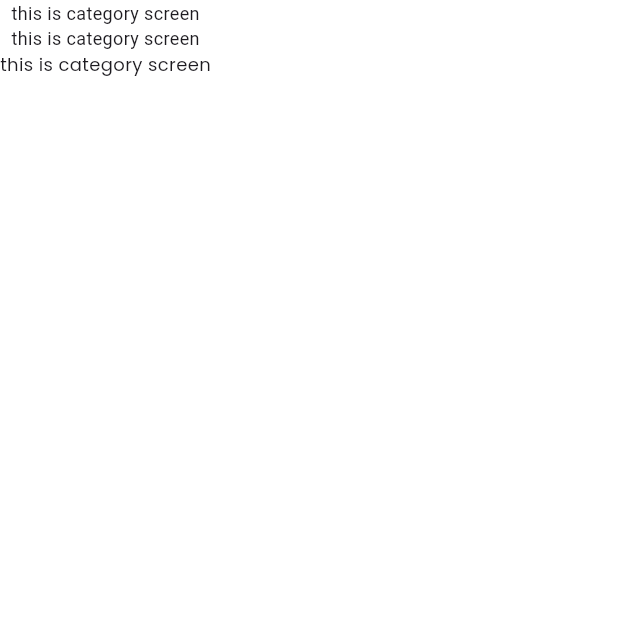
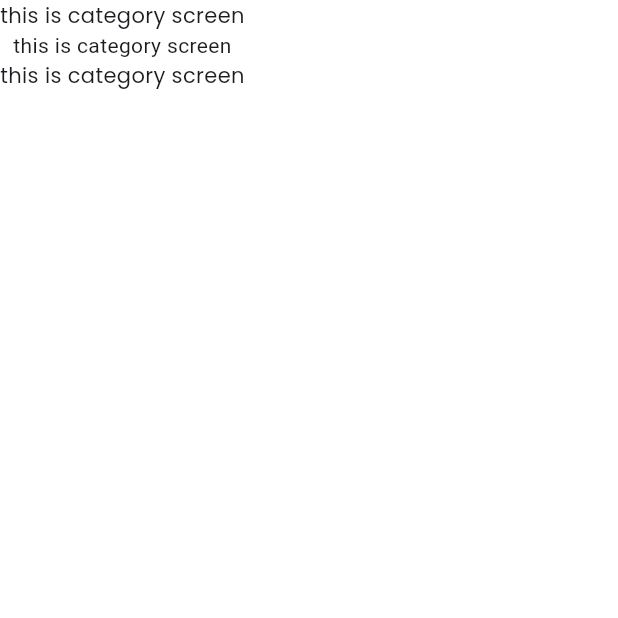
Before and after one commit to sagorahamed1/Restaurant, a Flutter app: the CategoryScreen screen opened by its route, on a phone screen of 412 x 824 dp, the top half of it. Run offline on Flutter 3.47's test engine with Material 3 defaults, Android fonts, the phone set to English and light mode, and no system bars; our stand-ins replace flutter_screenutil, get; missing offline and left inert: dart:html; Roboto replaces fonts that are missing (TrajanPro).

Commit message:
theme light

```diff
--- a/lib/themes/light_theme.dart
+++ b/lib/themes/light_theme.dart
@@ -1,33 +1,76 @@
+import 'dart:html';
+
 import 'package:flutter/material.dart';
+import 'package:flutter_screenutil/flutter_screenutil.dart';
 import 'package:restaurent_kookbags/utils/app_colors.dart';
-
-import '../utils/dimensions.dart';
+import 'package:restaurent_kookbags/utils/dimensions.dart';
 
 ThemeData light = ThemeData(
-    scaffoldBackgroundColor: AppColors.bgWhite,
-    // highlightColor: Color(0xFF9B9B9B),
-    hintColor: const Color(0xFF9B9B9B),
-    brightness: Brightness.light,
+      fontFamily: 'Poppins',
+      primaryColor: AppColors.black100,
+      //secondaryHeaderColor: const Color(0xff04B200),
+      brightness: Brightness.light,
+      cardColor: Colors.white,
+      hintColor: Color(0xFF868889),
+      disabledColor: const Color(0xFFBABFC4),
+      shadowColor: Colors.grey[300],
+      pageTransitionsTheme: const PageTransitionsTheme(builders: {
+            TargetPlatform.android: ZoomPageTransitionsBuilder(),
+            // TargetPlatform.iOS: ZoomPageTransitionsBuilder(),
+            // TargetPlatform.fuchsia: ZoomPageTransitionsBuilder(),
+      }),
+      dividerColor: Color(0xFFDBD5D5),
+      useMaterial3: true,
 
+      elevatedButtonTheme: ElevatedButtonThemeData(
+            style: ElevatedButton.styleFrom(
+                  padding: EdgeInsets.all(20.r),
+                  backgroundColor: AppColors.red,
+                  foregroundColor: AppColors.white,
+                  minimumSize: const Size(double.maxFinite, 56),
+                  shape: RoundedRectangleBorder(
+                        borderRadius: BorderRadius.circular(8),
+                  ),
+                  textStyle: const TextStyle(
+                        fontSize: Dimensions.fontSizeLarge,
+                        fontWeight: FontWeight.w600,
+                        color: AppColors.white,
+                  ),
+            ),
+      ),
 
+      inputDecorationTheme: InputDecorationTheme(
+            prefixIconColor: AppColors.white,
+            suffixIconColor: AppColors.white,
+            iconColor: AppColors.white,
+            filled: true,
+            fillColor:const Color(0xFFEFECEC),
+            hintStyle: TextStyle(
+                  fontWeight: FontWeight.w400,
+                  fontSize: 14.sp,
+                  color: AppColors.white100,
+            ),
+      ),
 
-
-    textTheme: const TextTheme(
-      displayLarge: TextStyle(
-          fontWeight: FontWeight.w300, fontSize: Dimensions.fontSizeDefault),
-      displayMedium: TextStyle(
-          fontWeight: FontWeight.w400, fontSize: Dimensions.fontSizeDefault),
-      displaySmall: TextStyle(
-          fontWeight: FontWeight.w500, fontSize: Dimensions.fontSizeDefault),
-      headlineMedium: TextStyle(
-          fontWeight: FontWeight.w600, fontSize: Dimensions.fontSizeDefault),
-      headlineSmall: TextStyle(
-          fontWeight: FontWeight.w700, fontSize: Dimensions.fontSizeDefault),
-      titleLarge: TextStyle(
-          fontWeight: FontWeight.w800, fontSize: Dimensions.fontSizeDefault),
-      bodySmall: TextStyle(
-          fontWeight: FontWeight.w900, fontSize: Dimensions.fontSizeDefault),
-      titleMedium: TextStyle(fontSize: 15.0, fontWeight: FontWeight.w500),
-      bodyMedium: TextStyle(fontSize: 12.0),
-      bodyLarge: TextStyle(fontSize: 14.0, fontWeight: FontWeight.w600),
-    ));
+      appBarTheme: AppBarTheme(
+          backgroundColor: AppColors.bgWhite,
+          centerTitle: true,
+          titleTextStyle: const TextStyle(
+              color: AppColors.black,
+              fontSize: Dimensions.fontSizeExtraLarge,
+              fontWeight: FontWeight.w600
+          ),
+          iconTheme: IconThemeData(
+                color: AppColors.black,
+                size: 23.r,
+          )),
+      scaffoldBackgroundColor: AppColors.bgWhite,
+      dialogBackgroundColor: AppColors.white,
+      menuButtonTheme: const MenuButtonThemeData(),
+      // popupMenuTheme:  const PopupMenuThemeData(
+      //       position: PopupMenuPosition.under,
+      //       color: AppColors.whiteColor,
+      //       surfaceTintColor: AppColors.whiteColor,
+      // ),
+      backgroundColor: Colors.transparent,
+);
--- a/lib/utils/app_colors.dart
+++ b/lib/utils/app_colors.dart
@@ -2,4 +2,14 @@
 
 class AppColors{
   static const Color bgWhite = Color(0xFF0FFFFFFFF);
+  static const Color red = Color(0xFFCD0608);
+
+
+  static const Color white = Color(0xFFFFFFFF);
+  static const Color white100 = Color(0xFF9B9B9B);
+
+
+
+  static const Color black = Color(0xFF2D2D2D);
+  static const Color black100 = Color(0xFF353535);
 }
--- a/lib/utils/app_icons.dart
+++ b/lib/utils/app_icons.dart
@@ -1,4 +1,8 @@
 class AppIcons{
+
+
+  ///<-----------------------home Screen------------------------>
   static  const String basePath = "assets/icons";
   static  const String location = "$basePath/location.svg";
+  static  const String notificationIcon = "$basePath/notification_icon.svg";
 }
```
Also changed, not shown: assets/icons/notification_icon.svg (added).
